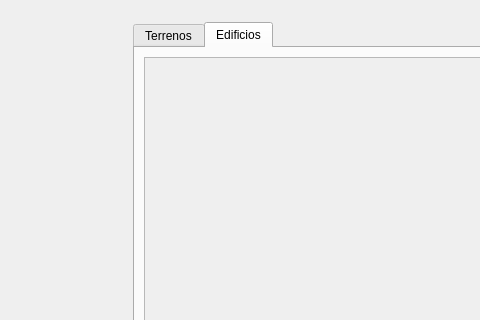
This is ui/Editor.ui in santiago-alvarezjulia/EditorMapa as Qt 5 draws it before an edit; both pictures show x 0 to 480 and y 0 to 320 of the 766 by 614 pixel window. The edited form follows.
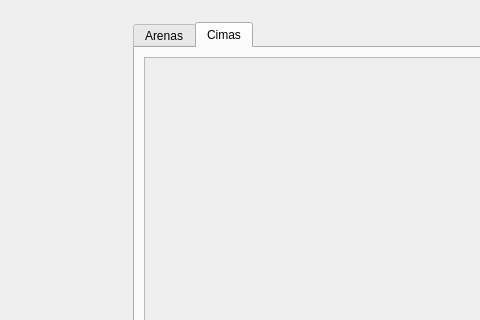
This is the edited form. The open tabs and pages were chosen to show the change.

Commit message: primer approach terrenos con json

Diff of the .ui file:
```diff
--- a/ui/Editor.ui
+++ b/ui/Editor.ui
@@ -57,7 +57,7 @@
           </property>
           <widget class="QWidget" name="tab_terrenos">
            <attribute name="title">
-            <string>Terrenos</string>
+            <string>Arenas</string>
            </attribute>
            <layout class="QGridLayout" name="gridLayout_5">
             <item row="0" column="0">
@@ -104,7 +104,7 @@
           </widget>
           <widget class="QWidget" name="tab_edificios">
            <attribute name="title">
-            <string>Edificios</string>
+            <string>Cimas</string>
            </attribute>
            <layout class="QGridLayout" name="gridLayout_4">
             <item row="0" column="0">
```
Left out of the diff: 14 changed lines with no effect on the pictures. The commit also changes 5 other files.
